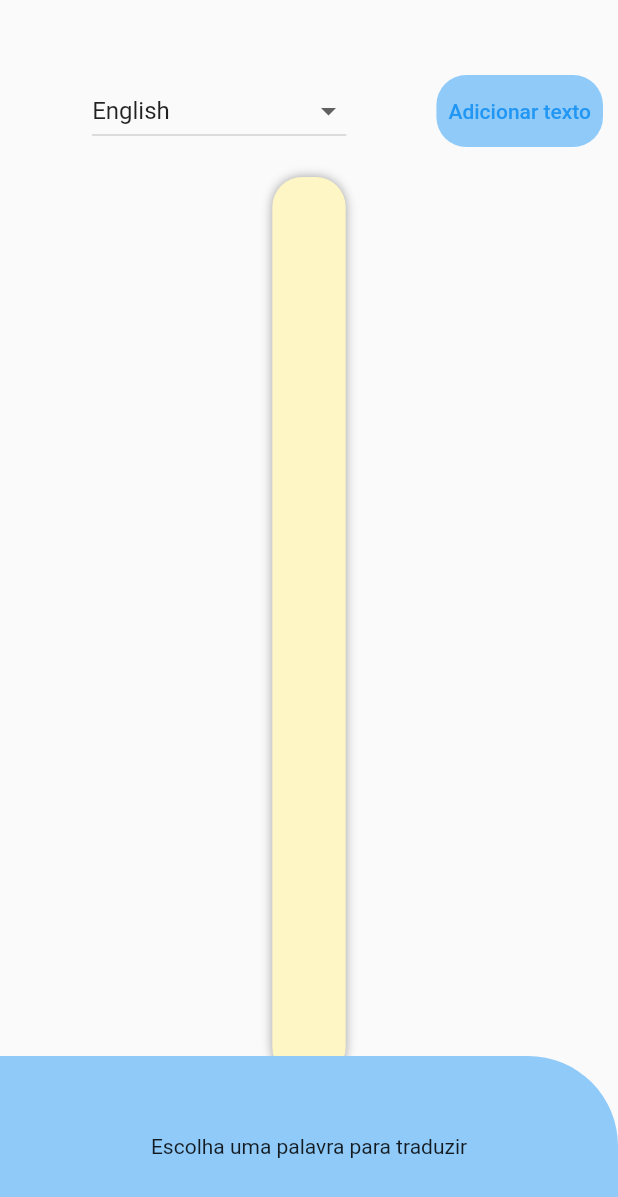
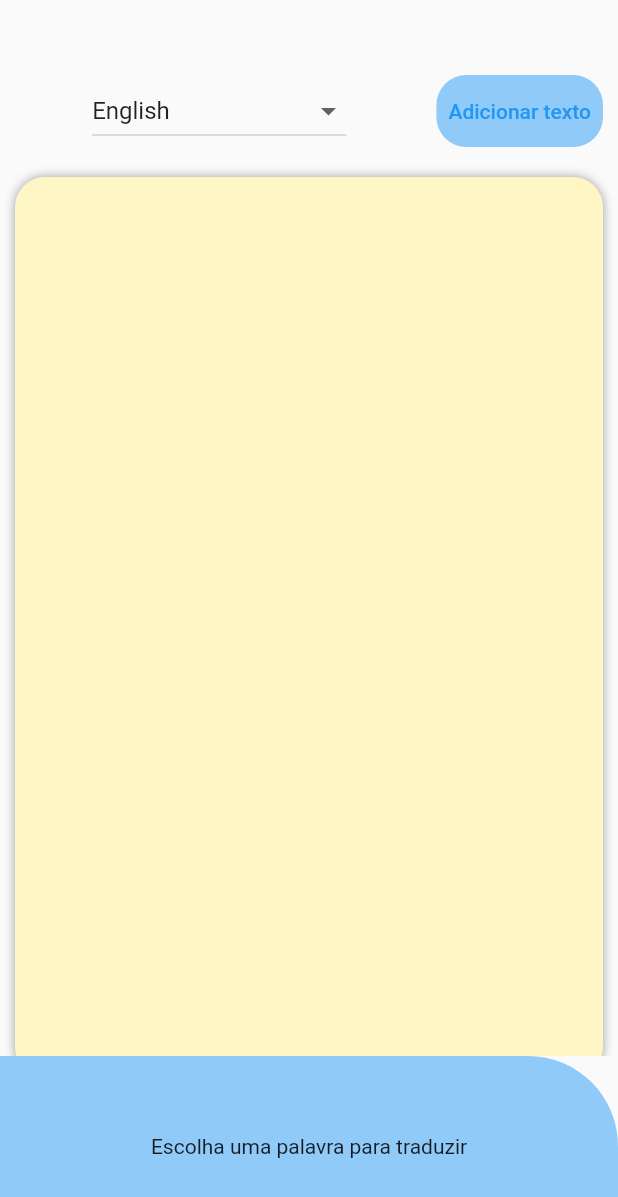
Before and after one commit to Tiago-Salles/read-text, a Flutter app: the screen it shows after launch, after a tap on "Modo leitura", on a phone screen of 412 x 824 dp. Shown: the top 1197 px of the screen. Run offline on Flutter 3.47's test engine with Material 2 defaults, Android fonts, the phone set to English and light mode, and no system bars; our stand-ins replace dio; missing offline and left inert: translator.

Commit message:
Refactor: Refatored HomePage code

```diff
--- /dev/null
+++ b/lib/app/core/utils/languages_utils.dart
@@ -0,0 +1,110 @@
+class LanguageUtils {
+  static final Map<String, String> languages = {
+    'auto': 'Automatic',
+    'af': 'Afrikaans',
+    'sq': 'Albanian',
+    'am': 'Amharic',
+    'ar': 'Arabic',
+    'hy': 'Armenian',
+    'az': 'Azerbaijani',
+    'eu': 'Basque',
+    'be': 'Belarusian',
+    'bn': 'Bengali',
+    'bs': 'Bosnian',
+    'bg': 'Bulgarian',
+    'ca': 'Catalan',
+    'ceb': 'Cebuano',
+    'ny': 'Chichewa',
+    'zh-cn': 'Chinese Simplified',
+    'zh-tw': 'Chinese Traditional',
+    'co': 'Corsican',
+    'hr': 'Croatian',
+    'cs': 'Czech',
+    'da': 'Danish',
+    'nl': 'Dutch',
+    'en': 'English',
+    'eo': 'Esperanto',
+    'et': 'Estonian',
+    'tl': 'Filipino',
+    'fi': 'Finnish',
+    'fr': 'French',
+    'fy': 'Frisian',
+    'gl': 'Galician',
+    'ka': 'Georgian',
+    'de': 'German',
+    'el': 'Greek',
+    'gu': 'Gujarati',
+    'ht': 'Haitian Creole',
+    'ha': 'Hausa',
+    'haw': 'Hawaiian',
+    'iw': 'Hebrew',
+    'hi': 'Hindi',
+    'hmn': 'Hmong',
+    'hu': 'Hungarian',
+    'is': 'Icelandic',
+    'ig': 'Igbo',
+    'id': 'Indonesian',
+    'ga': 'Irish',
+    'it': 'Italian',
+    'ja': 'Japanese',
+    'jw': 'Javanese',
+    'kn': 'Kannada',
+    'kk': 'Kazakh',
+    'km': 'Khmer',
+    'ko': 'Korean',
+    'ku': 'Kurdish (Kurmanji)',
+    'ky': 'Kyrgyz',
+    'lo': 'Lao',
+    'la': 'Latin',
+    'lv': 'Latvian',
+    'lt': 'Lithuanian',
+    'lb': 'Luxembourgish',
+    'mk': 'Macedonian',
+    'mg': 'Malagasy',
+    'ms': 'Malay',
+    'ml': 'Malayalam',
+    'mt': 'Maltese',
+    'mi': 'Maori',
+    'mr': 'Marathi',
+    'mn': 'Mongolian',
+    'my': 'Myanmar (Burmese)',
+    'ne': 'Nepali',
+    'no': 'Norwegian',
+    'ps': 'Pashto',
+    'fa': 'Persian',
+    'pl': 'Polish',
+    'pt': 'Portuguese',
+    'pa': 'Punjabi',
+    'ro': 'Romanian',
+    'ru': 'Russian',
+    'sm': 'Samoan',
+    'gd': 'Scots Gaelic',
+    'sr': 'Serbian',
+    'st': 'Sesotho',
+    'sn': 'Shona',
+    'sd': 'Sindhi',
+    'si': 'Sinhala',
+    'sk': 'Slovak',
+    'sl': 'Slovenian',
+    'so': 'Somali',
+    'es': 'Spanish',
+    'su': 'Sundanese',
+    'sw': 'Swahili',
+    'sv': 'Swedish',
+    'tg': 'Tajik',
+    'ta': 'Tamil',
+    'te': 'Telugu',
+    'th': 'Thai',
+    'tr': 'Turkish',
+    'uk': 'Ukrainian',
+    'ur': 'Urdu',
+    'uz': 'Uzbek',
+    'ug': 'Uyghur',
+    'vi': 'Vietnamese',
+    'cy': 'Welsh',
+    'xh': 'Xhosa',
+    'yi': 'Yiddish',
+    'yo': 'Yoruba',
+    'zu': 'Zulu'
+  };
+}
--- a/lib/app/domain/domains/home_domain.dart
+++ b/lib/app/domain/domains/home_domain.dart
@@ -1,4 +1,4 @@
-import 'dart:async';
+import 'package:flutter/foundation.dart';
 import 'package:read_text/app/core/model/text_model.dart';
 import 'package:read_text/app/core/services/translator_service.dart';
 
@@ -6,15 +6,15 @@ class HomeDomain {
   TranslatorService translatorService;
   HomeDomain({required this.translatorService});
 
-  StreamController<TextModel?> textStreamController =
-      StreamController<TextModel?>.broadcast();
-
+  ValueNotifier<TextModel> textListenable =
+      ValueNotifier<TextModel>(TextModel());
+  ValueNotifier<bool> readOnlyListenable = ValueNotifier<bool>(false);
   void translate(String sourceText, String? languageFrom) async {
     try {
       await translatorService
           .translateText(sourceText, languageFrom)
           .then((textModel) {
-        textStreamController.sink.add(textModel);
+        textListenable.value = textModel;
       });
     } catch (e) {
       rethrow;
--- a/lib/app/presenter/pages/home/home_page.dart
+++ b/lib/app/presenter/pages/home/home_page.dart
@@ -1,119 +1,9 @@
-import 'dart:async';
-
 import 'package:flutter/material.dart';
-import 'package:flutter/services.dart';
 import 'package:read_text/app/core/app_module/app_modules.dart';
 import 'package:read_text/app/core/model/text_model.dart';
+import 'package:read_text/app/core/utils/languages_utils.dart';
 import 'package:read_text/app/domain/domains/home_domain.dart';
-
-final langs = {
-  'auto': 'Automatic',
-  'af': 'Afrikaans',
-  'sq': 'Albanian',
-  'am': 'Amharic',
-  'ar': 'Arabic',
-  'hy': 'Armenian',
-  'az': 'Azerbaijani',
-  'eu': 'Basque',
-  'be': 'Belarusian',
-  'bn': 'Bengali',
-  'bs': 'Bosnian',
-  'bg': 'Bulgarian',
-  'ca': 'Catalan',
-  'ceb': 'Cebuano',
-  'ny': 'Chichewa',
-  'zh-cn': 'Chinese Simplified',
-  'zh-tw': 'Chinese Traditional',
-  'co': 'Corsican',
-  'hr': 'Croatian',
-  'cs': 'Czech',
-  'da': 'Danish',
-  'nl': 'Dutch',
-  'en': 'English',
-  'eo': 'Esperanto',
-  'et': 'Estonian',
-  'tl': 'Filipino',
-  'fi': 'Finnish',
-  'fr': 'French',
-  'fy': 'Frisian',
-  'gl': 'Galician',
-  'ka': 'Georgian',
-  'de': 'German',
-  'el': 'Greek',
-  'gu': 'Gujarati',
-  'ht': 'Haitian Creole',
-  'ha': 'Hausa',
-  'haw': 'Hawaiian',
-  'iw': 'Hebrew',
-  'hi': 'Hindi',
-  'hmn': 'Hmong',
-  'hu': 'Hungarian',
-  'is': 'Icelandic',
-  'ig': 'Igbo',
-  'id': 'Indonesian',
-  'ga': 'Irish',
-  'it': 'Italian',
-  'ja': 'Japanese',
-  'jw': 'Javanese',
-  'kn': 'Kannada',
-  'kk': 'Kazakh',
-  'km': 'Khmer',
-  'ko': 'Korean',
-  'ku': 'Kurdish (Kurmanji)',
-  'ky': 'Kyrgyz',
-  'lo': 'Lao',
-  'la': 'Latin',
-  'lv': 'Latvian',
-  'lt': 'Lithuanian',
-  'lb': 'Luxembourgish',
-  'mk': 'Macedonian',
-  'mg': 'Malagasy',
-  'ms': 'Malay',
-  'ml': 'Malayalam',
-  'mt': 'Maltese',
-  'mi': 'Maori',
-  'mr': 'Marathi',
-  'mn': 'Mongolian',
-  'my': 'Myanmar (Burmese)',
-  'ne': 'Nepali',
-  'no': 'Norwegian',
-  'ps': 'Pashto',
-  'fa': 'Persian',
-  'pl': 'Polish',
-  'pt': 'Portuguese',
-  'pa': 'Punjabi',
-  'ro': 'Romanian',
-  'ru': 'Russian',
-  'sm': 'Samoan',
-  'gd': 'Scots Gaelic',
-  'sr': 'Serbian',
-  'st': 'Sesotho',
-  'sn': 'Shona',
-  'sd': 'Sindhi',
-  'si': 'Sinhala',
-  'sk': 'Slovak',
-  'sl': 'Slovenian',
-  'so': 'Somali',
-  'es': 'Spanish',
-  'su': 'Sundanese',
-  'sw': 'Swahili',
-  'sv': 'Swedish',
-  'tg': 'Tajik',
-  'ta': 'Tamil',
-  'te': 'Telugu',
-  'th': 'Thai',
-  'tr': 'Turkish',
-  'uk': 'Ukrainian',
-  'ur': 'Urdu',
-  'uz': 'Uzbek',
-  'ug': 'Uyghur',
-  'vi': 'Vietnamese',
-  'cy': 'Welsh',
-  'xh': 'Xhosa',
-  'yi': 'Yiddish',
-  'yo': 'Yoruba',
-  'zu': 'Zulu'
-};
+import 'package:read_text/app/presenter/pages/home/widgets/word_button.dart';
 
 class HomePage extends StatefulWidget {
   const HomePage({Key? key}) : super(key: key);
@@ -122,178 +12,48 @@ class HomePage extends StatefulWidget {
   State<HomePage> createState() => _HomePageState();
 }
 
-StreamController<bool> readOnlyStreamController =
-    StreamController<bool>.broadcast();
-
 class _HomePageState extends State<HomePage> {
   late final HomeDomain homeDomain;
   late TextEditingController textController;
-  late TextEditingController fullTextController;
 
   @override
   void initState() {
     homeDomain = AppModules.homeDomain;
     textController = TextEditingController();
-    fullTextController = TextEditingController();
+
     super.initState();
   }
 
-  bool readOnly = false;
-  bool selectedWord = false;
-  List<String> moreThanTwoWordsList = [];
-  String? language;
-  String? item;
-  final List<DropdownMenuItem> dropdownItems = [];
+  List<String> moreThanOneWordList = [];
 
   @override
   Widget build(BuildContext context) {
     return Scaffold(
-      body: SingleChildScrollView(
-        child: Column(
-          mainAxisAlignment: MainAxisAlignment.end,
-          children: <Widget>[
-            const SizedBox(height: 40),
-            Row(
-              mainAxisAlignment: MainAxisAlignment.end,
-              children: [
-                DropdownButton<String>(
-                  value: item ?? "English",
-                  items: langs.values
-                      .map(
-                        (value) => DropdownMenuItem(
-                          value: value,
-                          onTap: () {},
-                          enabled: true,
-                          child: SizedBox(child: Text(value)),
+      body: BodyHomePage(
+        homeDomain: homeDomain,
+        moreThanOneWordList: moreThanOneWordList,
       ),
-                      )
-                      .toList(),
-                  onChanged: (itemValue) {
-                    setState(() {
-                      item = itemValue;
-                      langs.forEach((key, value) {
-                        if (value == itemValue) {
-                          language = key;
-                        }
-                      });
-                    });
-                  },
-                ),
-                const SizedBox(width: 50),
-                Container(
-                  margin: const EdgeInsets.all(10),
-                  decoration: BoxDecoration(
-                    color: Colors.blue[200],
-                    borderRadius: BorderRadius.circular(20),
-                  ),
-                  child: TextButton(
-                    onPressed: () {
-                      setState(() {
-                        readOnly = !readOnly;
-                      });
-
-                      readOnlyStreamController.sink.add(readOnly);
-                    },
-                    child: Text(
-                      readOnly == false ? "Modo leitura" : "Adicionar texto",
-                    ),
-                  ),
-                ),
-              ],
-            ),
-            Container(
-              padding: const EdgeInsets.all(20),
-              margin: const EdgeInsets.all(10),
-              height: 600,
-              decoration: BoxDecoration(
-                color: const Color.fromARGB(255, 255, 246, 197),
-                borderRadius: BorderRadius.circular(20),
-                boxShadow: const [
-                  BoxShadow(
-                    color: Colors.grey,
-                    blurRadius: 5,
-                  )
-                ],
-              ),
-              child: SingleChildScrollView(
-                child: StreamBuilder<bool>(
-                  stream: readOnlyStreamController.stream,
-                  builder: (context, snapshot) {
-                    if (snapshot.data == true) {
-                      List<String> words = fullTextController.text.split(" ");
-                      List<Widget> children = [];
-                      Widget? wordButton;
-
-                      for (String word in words) {
-                        wordButton = GestureDetector(
-                          onTap: () {
-                            HapticFeedback.mediumImpact();
-                            homeDomain.translate(word, language);
-                          },
-                          onLongPress: () {
-                            if (moreThanTwoWordsList.contains("$word ")) {
-                              if (moreThanTwoWordsList.length == 1) {
-                                HapticFeedback.vibrate();
-                                moreThanTwoWordsList.remove("$word ");
-                                TextModel textModel = TextModel();
-                                homeDomain.textStreamController.sink
-                                    .add(textModel);
-                              } else {
-                                HapticFeedback.vibrate();
-                                moreThanTwoWordsList.remove("$word ");
-                                String phrase = moreThanTwoWordsList.join();
-                                homeDomain.translate(phrase, language);
-                              }
-                            } else {
-                              HapticFeedback.vibrate();
-                              moreThanTwoWordsList.add("$word ");
-                              String phrase = moreThanTwoWordsList.join();
-                              homeDomain.translate(phrase, language);
-                            }
-                          },
-                          child: Text(
-                            "$word  ",
-                            style: const TextStyle(
-                              fontSize: 18,
-                              color: Colors.black87,
-                            ),
-                          ),
-                        );
-                        children.add(wordButton);
-                      }
-
-                      return Wrap(
-                        children: children,
-                      );
-                    } else {
-                      return TextFormField(
-                        readOnly: readOnly,
-                        maxLines: null,
-                        controller: fullTextController,
-                        decoration: InputDecoration(
-                          enabledBorder: UnderlineInputBorder(
-                            borderSide: BorderSide(
-                              color: readOnly == true
-                                  ? Colors.transparent
-                                  : Colors.grey,
-                            ),
-                          ),
-                          focusedBorder: const UnderlineInputBorder(
-                            borderSide: BorderSide(
-                              color: Colors.grey,
-                            ),
-                          ),
+      bottomSheet: HomeBottomSheet(
+        homeDomain: homeDomain,
+        moreThanOneWordList: moreThanOneWordList,
       ),
     );
   }
-                  },
-                ),
-              ),
-            ),
-          ],
-        ),
-      ),
-      bottomSheet: Container(
+}
+
+class HomeBottomSheet extends StatelessWidget {
+  const HomeBottomSheet({
+    Key? key,
+    required this.homeDomain,
+    required this.moreThanOneWordList,
+  }) : super(key: key);
+
+  final HomeDomain homeDomain;
+  final List<String> moreThanOneWordList;
+
+  @override
+  Widget build(BuildContext context) {
+    return Container(
       padding: const EdgeInsets.all(10),
       height: 120,
       width: MediaQuery.of(context).size.width,
@@ -303,10 +63,10 @@ class _HomePageState extends State<HomePage> {
           topRight: Radius.circular(60),
         ),
       ),
-        child: StreamBuilder<TextModel?>(
-          stream: homeDomain.textStreamController.stream,
-          builder: (context, snapshot) {
-            if (snapshot.data?.translatedText == null) {
+      child: ValueListenableBuilder<TextModel?>(
+        valueListenable: homeDomain.textListenable,
+        builder: (context, textModel, widget) {
+          if (textModel?.translatedText == null) {
             return Row(
               mainAxisAlignment: MainAxisAlignment.center,
               children: const [
@@ -324,16 +84,16 @@ class _HomePageState extends State<HomePage> {
                   width: MediaQuery.of(context).size.width * 0.7,
                   child: SingleChildScrollView(
                     child: Text(
-                        "${snapshot.data?.translatedText}",
+                      "${textModel?.translatedText}",
                     ),
                   ),
                 ),
                 const SizedBox(width: 30),
                 IconButton(
                   onPressed: () {
-                      moreThanTwoWordsList.clear();
+                    moreThanOneWordList.clear();
                     TextModel textModel = TextModel();
-                      homeDomain.textStreamController.sink.add(textModel);
+                    homeDomain.textListenable.value = textModel;
                   },
                   iconSize: 50,
                   icon: const Icon(Icons.highlight_remove_sharp),
@@ -343,7 +103,179 @@ class _HomePageState extends State<HomePage> {
           }
         },
       ),
+    );
+  }
+}
+
+class BodyHomePage extends StatefulWidget {
+  const BodyHomePage({
+    Key? key,
+    required this.homeDomain,
+    required this.moreThanOneWordList,
+  }) : super(key: key);
+  final HomeDomain homeDomain;
+  final List<String> moreThanOneWordList;
+
+  @override
+  State<BodyHomePage> createState() => _BodyHomePageState();
+}
+
+class _BodyHomePageState extends State<BodyHomePage> {
+  late TextEditingController fullTextController;
+
+  @override
+  void initState() {
+    fullTextController = TextEditingController();
+    super.initState();
+  }
+
+  bool selectedWord = false;
+  String item = LanguageUtils.languages["en"]!;
+  String language = "en";
+  List<DropdownMenuItem<String>> dropDownItems = [];
+
+  @override
+  Widget build(BuildContext context) {
+    for (String language in LanguageUtils.languages.values) {
+      dropDownItems.add(
+        DropdownMenuItem(
+          value: language,
+          onTap: () {},
+          enabled: true,
+          child: SizedBox(
+            child: Text(language),
+          ),
         ),
       );
     }
+
+    return SingleChildScrollView(
+      child: ValueListenableBuilder<bool>(
+          valueListenable: widget.homeDomain.readOnlyListenable,
+          builder: (context, readOnly, _) {
+            return Column(
+              mainAxisAlignment: MainAxisAlignment.end,
+              children: <Widget>[
+                const SizedBox(height: 40),
+                Row(
+                  mainAxisAlignment: MainAxisAlignment.end,
+                  children: [
+                    DropdownButton<String>(
+                      value: item,
+                      items: dropDownItems,
+                      onChanged: (itemValue) {
+                        setState(() {
+                          item = itemValue!;
+                          LanguageUtils.languages.forEach((key, value) {
+                            if (value == itemValue) {
+                              language = key;
                             }
+                          });
+                        });
+                      },
+                    ),
+                    const SizedBox(width: 50),
+                    Container(
+                      margin: const EdgeInsets.all(10),
+                      decoration: BoxDecoration(
+                        color: Colors.blue[200],
+                        borderRadius: BorderRadius.circular(20),
+                      ),
+                      child: TextButton(
+                        onPressed: () {
+                          bool readOnly =
+                              !widget.homeDomain.readOnlyListenable.value;
+                          widget.homeDomain.readOnlyListenable.value = readOnly;
+                        },
+                        child: Text(
+                          readOnly == false
+                              ? "Modo leitura"
+                              : "Adicionar texto",
+                        ),
+                      ),
+                    ),
+                  ],
+                ),
+                Container(
+                  padding: const EdgeInsets.all(20),
+                  margin: const EdgeInsets.all(10),
+                  height: 600,
+                  width: MediaQuery.of(context).size.width,
+                  decoration: BoxDecoration(
+                    color: const Color.fromARGB(255, 255, 246, 197),
+                    borderRadius: BorderRadius.circular(20),
+                    boxShadow: const [
+                      BoxShadow(
+                        color: Colors.grey,
+                        blurRadius: 5,
+                      )
+                    ],
+                  ),
+                  child: SingleChildScrollView(
+                    child: readOnly
+                        ? ReadModeComponent(
+                            wordsToSeparete: fullTextController.text,
+                            homeDomain: widget.homeDomain,
+                            language: language,
+                            moreThanOneWordList: widget.moreThanOneWordList,
+                          )
+                        : TextFormField(
+                            maxLines: null,
+                            controller: fullTextController,
+                            decoration: const InputDecoration(
+                              enabledBorder: UnderlineInputBorder(
+                                borderSide: BorderSide(
+                                  color: Colors.grey,
+                                ),
+                              ),
+                              focusedBorder: UnderlineInputBorder(
+                                borderSide: BorderSide(
+                                  color: Colors.grey,
+                                ),
+                              ),
+                            ),
+                          ),
+                  ),
+                ),
+              ],
+            );
+          }),
+    );
+  }
+}
+
+class ReadModeComponent extends StatelessWidget {
+  const ReadModeComponent({
+    Key? key,
+    required this.wordsToSeparete,
+    required this.homeDomain,
+    required this.language,
+    required this.moreThanOneWordList,
+  }) : super(key: key);
+
+  final String wordsToSeparete;
+  final HomeDomain homeDomain;
+  final String language;
+  final List<String> moreThanOneWordList;
+
+  @override
+  Widget build(BuildContext context) {
+    List<String> words = wordsToSeparete.split(" ");
+    List<Widget> children = [];
+
+    for (String word in words) {
+      children.add(
+        WordButton(
+          homeDomain: homeDomain,
+          word: word,
+          language: language,
+          moreThanOneWordList: moreThanOneWordList,
+        ),
+      );
+    }
+
+    return Wrap(
+      children: children,
+    );
+  }
+}
--- /dev/null
+++ b/lib/app/presenter/pages/home/widgets/word_button.dart
@@ -0,0 +1,56 @@
+import 'package:flutter/material.dart';
+import 'package:flutter/services.dart';
+import 'package:read_text/app/core/model/text_model.dart';
+import 'package:read_text/app/domain/domains/home_domain.dart';
+
+class WordButton extends StatelessWidget {
+  const WordButton({
+    Key? key,
+    required this.homeDomain,
+    required this.word,
+    required this.language,
+    required this.moreThanOneWordList,
+  }) : super(key: key);
+
+  final HomeDomain homeDomain;
+  final String word;
+  final String language;
+  final List<String> moreThanOneWordList;
+
+  @override
+  Widget build(BuildContext context) {
+    return GestureDetector(
+      onTap: () {
+        HapticFeedback.mediumImpact();
+        homeDomain.translate(word, language);
+      },
+      onLongPress: () {
+        if (moreThanOneWordList.contains("$word ")) {
+          if (moreThanOneWordList.length == 1) {
+            HapticFeedback.vibrate();
+            moreThanOneWordList.remove("$word ");
+            TextModel textModel = TextModel();
+            homeDomain.textListenable.value = textModel;
+          } else {
+            HapticFeedback.vibrate();
+            moreThanOneWordList.remove("$word ");
+            String phrase = moreThanOneWordList.join();
+            homeDomain.translate(phrase, language);
+          }
+        } else {
+          HapticFeedback.vibrate();
+          moreThanOneWordList.add("$word ");
+          String phrase = moreThanOneWordList.join();
+          homeDomain.translate(phrase, language);
+        }
+      },
+      child: Text(
+        "$word  ",
+        style: const TextStyle(
+          fontSize: 18,
+          color: Colors.black,
+        ),
+      ),
+    );
+  }
+}
```
Lines whose indentation alone changed are shown as unchanged.
